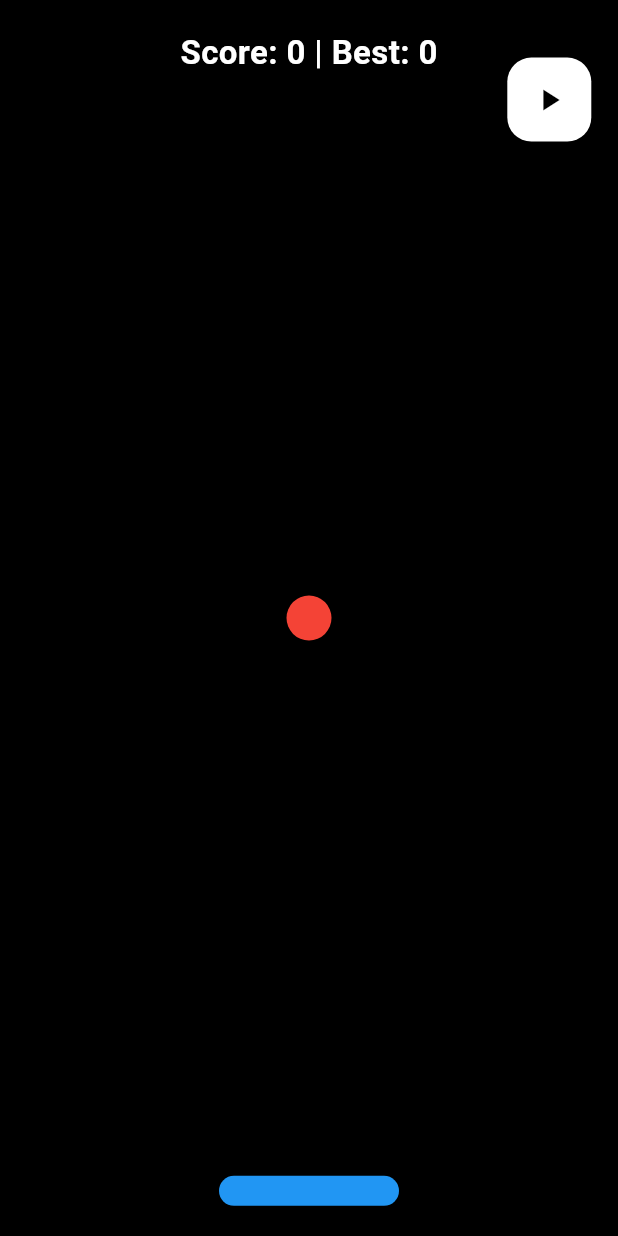
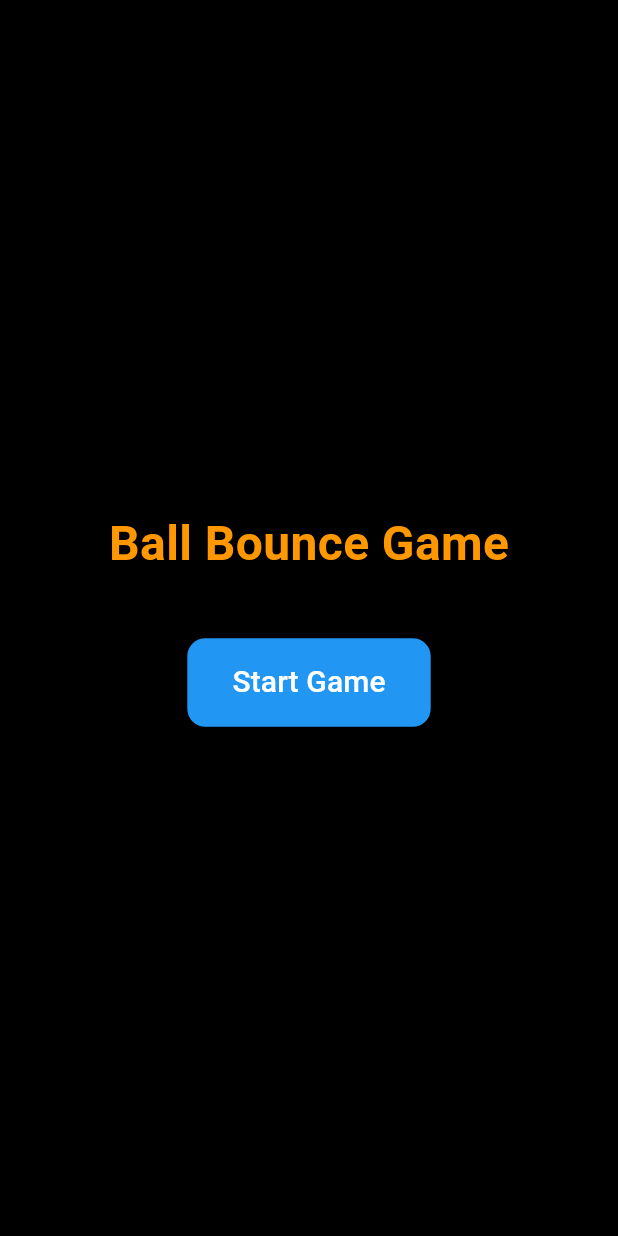
Before and after one commit to arabinda2018/Android-Application, a Flutter app: the screen it shows after launch, on a phone screen of 412 x 824 dp. Run offline on Flutter 3.47's test engine with Material 3 defaults, Android fonts, the phone set to English and light mode, and no system bars; our stand-ins replace shared_preferences.

Commit message:
ux improement & welcome screen

```diff
--- a/lib/main.dart
+++ b/lib/main.dart
@@ -1,4 +1,5 @@
 import 'dart:async';
+import 'dart:math';
 import 'package:flutter/material.dart';
 import 'package:shared_preferences/shared_preferences.dart';
 
@@ -6,7 +7,7 @@ void main() {
   runApp(const BallBounceGame());
 }
 
-/// Root widget for the game
+/// Root widget
 class BallBounceGame extends StatelessWidget {
   const BallBounceGame({super.key});
 
@@ -14,11 +15,57 @@ class BallBounceGame extends StatelessWidget {
   Widget build(BuildContext context) {
     return const MaterialApp(
       debugShowCheckedModeBanner: false,
-      home: GameScreen(),
+      home: StartScreen(),
     );
   }
 }
 
+/// -------------------- START SCREEN --------------------
+class StartScreen extends StatelessWidget {
+  const StartScreen({super.key});
+
+  @override
+  Widget build(BuildContext context) {
+    return Scaffold(
+      backgroundColor: Colors.black,
+      body: Center(
+        child: Column(
+          mainAxisAlignment: MainAxisAlignment.center,
+          children: [
+            const Text(
+              "Ball Bounce Game",
+              style: TextStyle(
+                fontSize: 32,
+                color: Colors.orange,
+                fontWeight: FontWeight.bold,
+              ),
+            ),
+            const SizedBox(height: 40),
+            ElevatedButton(
+              style: ElevatedButton.styleFrom(
+                backgroundColor: Colors.blue,
+                foregroundColor: Colors.white,
+                padding: const EdgeInsets.symmetric(horizontal: 30, vertical: 15),
+                shape: RoundedRectangleBorder(
+                  borderRadius: BorderRadius.circular(12),
+                ),
+              ),
+              onPressed: () {
+                Navigator.push(
+                  context,
+                  MaterialPageRoute(builder: (_) => const GameScreen()),
+                );
+              },
+              child: const Text("Start Game", style: TextStyle(fontSize: 20)),
+            ),
+          ],
+        ),
+      ),
+    );
+  }
+}
+
+/// -------------------- GAME SCREEN --------------------
 class GameScreen extends StatefulWidget {
   const GameScreen({super.key});
 
@@ -32,11 +79,11 @@ class _GameScreenState extends State<GameScreen> {
   double ballY = 0;
   double ballSize = 30;
 
-  // Ball speed
+  // Ball movement speed
   double dx = 0.02;
   double dy = 0.025;
 
-  // Paddle
+  // Paddle properties
   double paddleX = 0;
   double paddleWidth = 120;
   double paddleHeight = 20;
@@ -44,19 +91,18 @@ class _GameScreenState extends State<GameScreen> {
   // Game state
   Timer? timer;
   bool isGameRunning = false;
-  bool isPaused = false;
 
   // Score
   int score = 0;
-  int highScore = 0; // 🎯 save old record
+  int highScore = 0;
 
   @override
   void initState() {
     super.initState();
-    _loadHighScore(); // load saved record
+    _loadHighScore();
+    startGame(); // Start the game once when screen opens
   }
 
-  /// Load high score from storage
   Future<void> _loadHighScore() async {
     final prefs = await SharedPreferences.getInstance();
     setState(() {
@@ -64,30 +110,37 @@ class _GameScreenState extends State<GameScreen> {
     });
   }
 
-  /// Save high score to storage
   Future<void> _saveHighScore(int newScore) async {
     final prefs = await SharedPreferences.getInstance();
     await prefs.setInt("highScore", newScore);
   }
 
-  /// Start the game
+  /// Start or restart the game
   void startGame() {
     isGameRunning = true;
-    isPaused = false;
     score = 0;
 
-    dx = 0.02;
-    dy = 0.025;
+    // Reset positions
+    ballX = 0;
+    ballY = 0;
+    paddleX = 0;
+
+    // Randomize initial direction
+    dx = Random().nextBool() ? 0.02 : -0.02;
+    dy = -0.025;
 
     timer = Timer.periodic(const Duration(milliseconds: 25), (timer) {
-      if (!isPaused) {
+      if (!isGameRunning) return; // Stop updating if game over
+
       setState(() {
         // Move ball
         ballX += dx;
         ballY += dy;
 
-          // Walls
+        // Bounce off left/right walls
         if (ballX <= -1 || ballX >= 1) dx = -dx;
+
+        // Bounce off top wall
         if (ballY <= -1) dy = -dy;
 
         // Paddle collision
@@ -103,36 +156,64 @@ class _GameScreenState extends State<GameScreen> {
           }
         }
 
-          // Game Over
+        // Game over if ball falls below paddle
         if (ballY > 1) {
           timer.cancel();
           isGameRunning = false;
 
+          // Save high score
           if (score > highScore) {
             highScore = score;
-              _saveHighScore(score); // Save new record
+            _saveHighScore(score);
           }
 
           _showGameOver();
         }
       });
-      }
     });
   }
 
+  /// Game Over dialog with Restart & Exit
   void _showGameOver() {
     showDialog(
       context: context,
+      barrierDismissible: false,
       builder: (_) => AlertDialog(
-        title: const Text("Game Over!"),
-        content: Text("Your score: $score\nBest: $highScore"),
+        backgroundColor: Colors.black87,
+        shape: RoundedRectangleBorder(borderRadius: BorderRadius.circular(15)),
+        title: const Center(
+          child: Text(
+            "🎮 Game Over!",
+            style: TextStyle(color: Colors.redAccent, fontWeight: FontWeight.bold),
+          ),
+        ),
+        content: Column(
+          mainAxisSize: MainAxisSize.min,
+          children: [
+            Text("Your Score: $score",
+                style: const TextStyle(color: Colors.white, fontSize: 20)),
+            const SizedBox(height: 10),
+            Text("Best Score: $highScore",
+                style: const TextStyle(color: Colors.greenAccent, fontSize: 20)),
+          ],
+        ),
+        actionsAlignment: MainAxisAlignment.center,
         actions: [
-          TextButton(
+          ElevatedButton(
+            style: ElevatedButton.styleFrom(backgroundColor: Colors.blue),
             onPressed: () {
               Navigator.pop(context);
               resetGame();
             },
             child: const Text("Restart"),
+          ),
+          ElevatedButton(
+            style: ElevatedButton.styleFrom(backgroundColor: Colors.orange),
+            onPressed: () {
+              Navigator.pop(context);
+              Navigator.pop(context); // Back to Start screen
+            },
+            child: const Text("Exit"),
           ),
         ],
       ),
@@ -145,6 +226,7 @@ class _GameScreenState extends State<GameScreen> {
       ballY = 0;
       paddleX = 0;
       score = 0;
+      isGameRunning = true;
     });
     startGame();
   }
@@ -157,10 +239,10 @@ class _GameScreenState extends State<GameScreen> {
     });
   }
 
-  void togglePause() {
-    setState(() {
-      isPaused = !isPaused;
-    });
+  @override
+  void dispose() {
+    timer?.cancel();
+    super.dispose();
   }
 
   @override
@@ -197,38 +279,15 @@ class _GameScreenState extends State<GameScreen> {
               ),
             ),
 
-            // Current Score
+            // Score display
             Align(
               alignment: const Alignment(0, -0.95),
               child: Text(
                 "Score: $score | Best: $highScore",
                 style: const TextStyle(
                   color: Colors.white,
-                  fontSize: 22,
+                  fontSize: 20,
                   fontWeight: FontWeight.bold,
-                ),
-              ),
-            ),
-
-            // Play / Pause
-            Align(
-              alignment: const Alignment(0.9, -0.9),
-              child: FloatingActionButton(
-                backgroundColor: Colors.white,
-                onPressed: () {
-                  if (!isGameRunning) {
-                    startGame();
-                  } else {
-                    togglePause();
-                  }
-                },
-                child: Icon(
-                  !isGameRunning
-                      ? Icons.play_arrow
-                      : isPaused
-                          ? Icons.play_arrow
-                          : Icons.pause,
-                  color: Colors.black,
                 ),
               ),
             ),
```
Lines whose indentation alone changed are shown as unchanged.
